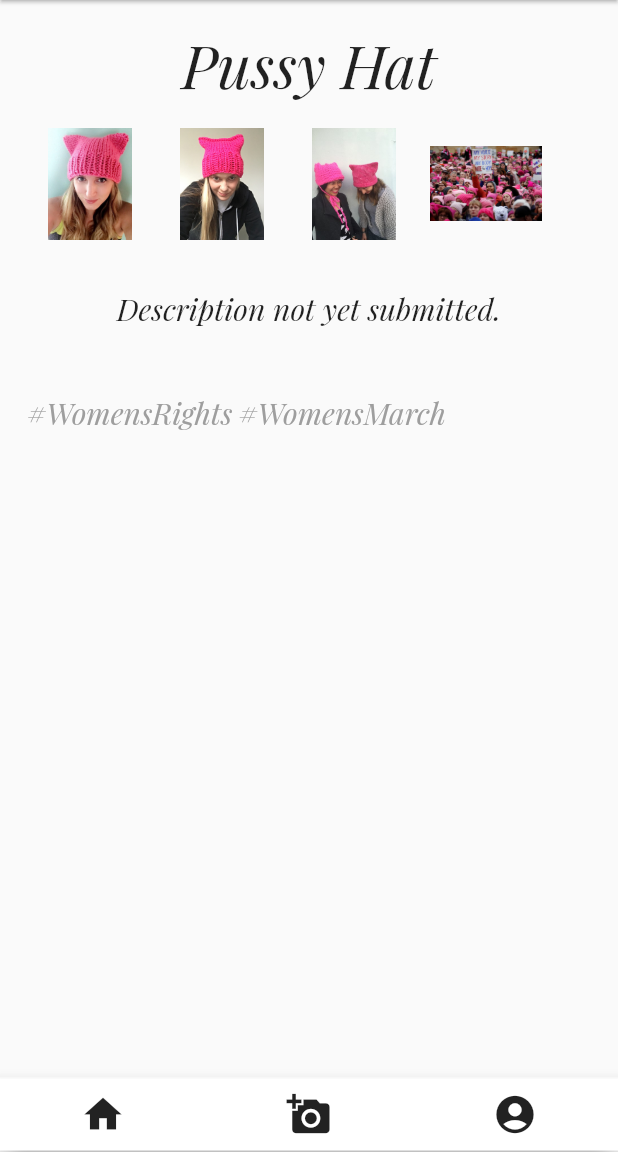
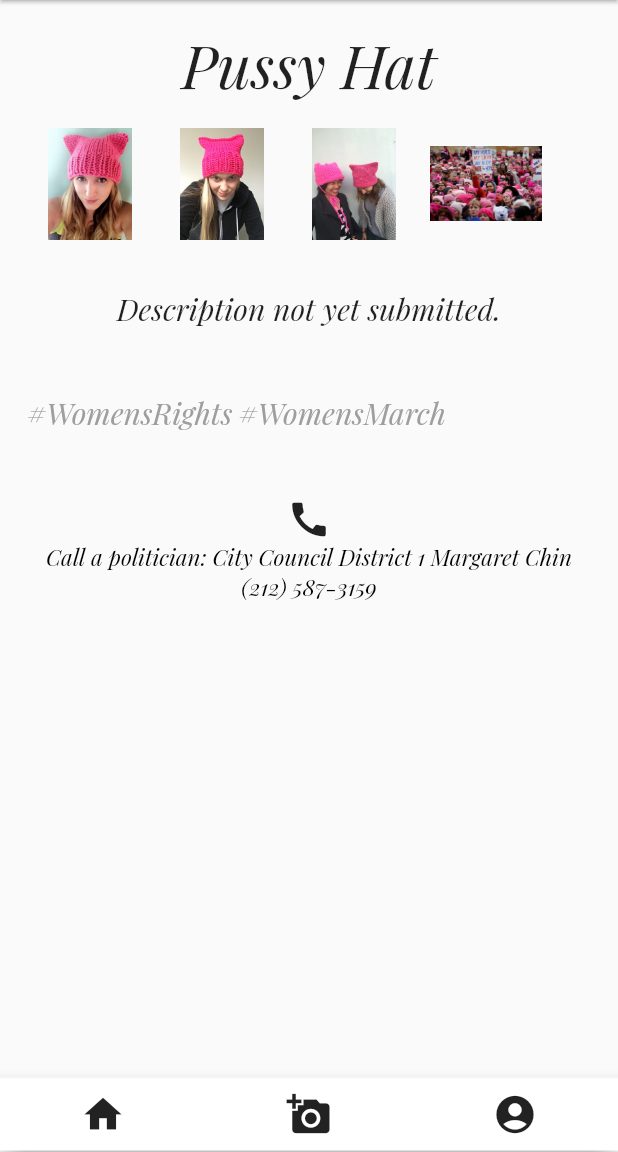
Before and after one commit to peterdjlee/stuyhacksVI-SesameBagels, a Flutter app: the screen it shows after launch, after a tap on "Pussy Hat", on a phone screen of 412 x 824 dp, the part 84-1236 px from its top. Run offline on Flutter 3.47's test engine with Material 2 defaults, Android fonts, the phone set to English and light mode, and no system bars.

```diff
--- a/awear/lib/awear_list.dart
+++ b/awear/lib/awear_list.dart
@@ -12,11 +12,11 @@ class AwearList extends StatelessWidget {
     List<Movement> movements = new List<Movement>();
 
     //HARD CODE MOVEMENTS
-    movements.add(new Movement('Pussy Hat', new Issue('#WomensRights'), new Issue('#WomensMarch'),'pussyhat','Description not yet submitted.'));
-    movements.add(new Movement('BLM Shirts', new Issue('#BlackLivesMatter'), new Issue('#Racism'),'blmshirts','This movement is connected to the larger story of Black Lives Matter. It is about wearing shirts that will spark everyday conversations about what the concept of BLM means, but it is also a chance for you to talk to your local politician about celebrating black leaders in your community, and calling your local police precinct to find out about the programs they have in place to train their officers.'));
-    movements.add(new Movement('Bob Haircut', new Issue('#GenderRoles'),new Issue(''),'bobhaircut','Description not yet submitted.'));
-    movements.add(new Movement('Bureo Glasses', new Issue('#RecycledMaterials'),new Issue(''),'bureoglasses','The environmental cost of fashion is often underestimated, and many of the products we use are energy and resource intensive to use. By wearing Bureo glasses, you can support a company that uses recycled products to create fashionable accessories. Support the movement. Sign the petition to help force fashion companies to be more transparent about their environmental footprint.'));
-    movements.add(new Movement('Vietnam Arm Bands', new Issue('#War'),new Issue(''),'vietnamarmbands','Description not yet submitted.'));
+    movements.add(new Movement('Pussy Hat', new Issue('#WomensRights'), new Issue('#WomensMarch'),'pussyhat','Description not yet submitted.', 'Call a politician: City Council District 1 Margaret Chin (212) 587-3159'));
+    movements.add(new Movement('BLM Shirts', new Issue('#BlackLivesMatter'), new Issue('#Racism'), 'blmshirts', 'This movement is connected to the larger story of Black Lives Matter. It is about wearing shirts that will spark everyday conversations about what the concept of BLM means, but it is also a chance for you to talk to your local politician about celebrating black leaders in your community, and calling your local police precinct to find out about the programs they have in place to train their officers.', 'Call a politician: City Council District 1 Margaret Chin (212) 587-3159'));
+    movements.add(new Movement('Bob Haircut', new Issue('#GenderRoles'),new Issue(''),'bobhaircut','Description not yet submitted.', 'Call a politician: City Council District 1 Margaret Chin (212) 587-3159'));
+    movements.add(new Movement('Bureo Glasses', new Issue('#RecycledMaterials'),new Issue(''),'bureoglasses','The environmental cost of fashion is often underestimated, and many of the products we use are energy and resource intensive to use. By wearing Bureo glasses, you can support a company that uses recycled products to create fashionable accessories. Support the movement. Sign the petition to help force fashion companies to be more transparent about their environmental footprint.', 'Call a politician: City Council District 1 Margaret Chin (212) 587-3159'));
+    movements.add(new Movement('Vietnam Arm Bands', new Issue('#War'),new Issue(''),'vietnamarmbands','Description not yet submitted.', 'Call a politician: City Council District 1 Margaret Chin (212) 587-3159'));
 
       return new ListView.builder(
           itemCount: movements.length,
--- a/awear/lib/movement.dart
+++ b/awear/lib/movement.dart
@@ -6,10 +6,11 @@ class Movement {
   final Issue movementIssueTwo;
   String movementPicPath;
   final String movementDescription;
+  final String movementContact;
 
   List<String> movementPicPaths = new List<String>();
 
-  Movement(this.movementTitle, this.movementIssueOne, this.movementIssueTwo, this.movementPicPath, this.movementDescription) {
+  Movement(this.movementTitle, this.movementIssueOne, this.movementIssueTwo, this.movementPicPath, this.movementDescription, this.movementContact) {
     for (int i = 0; i < 4; i++) {
       movementPicPaths.add('assets/images/' + movementPicPath + '$i.jpg');
     }
--- a/awear/lib/pages/movement_page.dart
+++ b/awear/lib/pages/movement_page.dart
@@ -113,7 +113,36 @@ class _MovementPageState extends State<MovementPage>{
                   ),
                 ],
               ),
-            )
+            ),
+            new Padding(
+              padding: const EdgeInsets.only(top: 32.0),
+              child: new Column(
+                children: <Widget>[
+                  new Icon(
+                    Icons.call,
+                    size: 30.0,
+                  )
+                ],
+              ),
+            ),
+            new Padding(
+              padding: const EdgeInsets.only(top: 0.0),
+              child: new Column(
+                children: <Widget>[
+                  new Text(
+                    widget.currentMovement.movementContact,
+                    textAlign: TextAlign.center,
+                    style: new TextStyle(
+                      fontFamily: 'PlayfairDisplay',
+                      color: Colors.black,
+                      fontSize: 15.0,
+                      fontStyle: FontStyle.italic,
+                    ),
+                  )
+                ],
+              ),
+            ),
+
           ],
         ),
       ),
```
